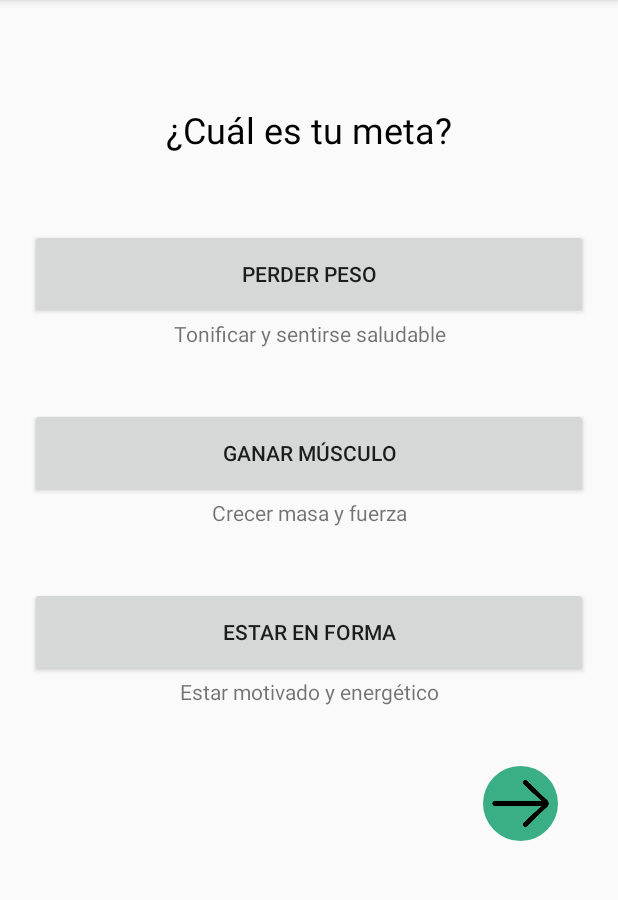
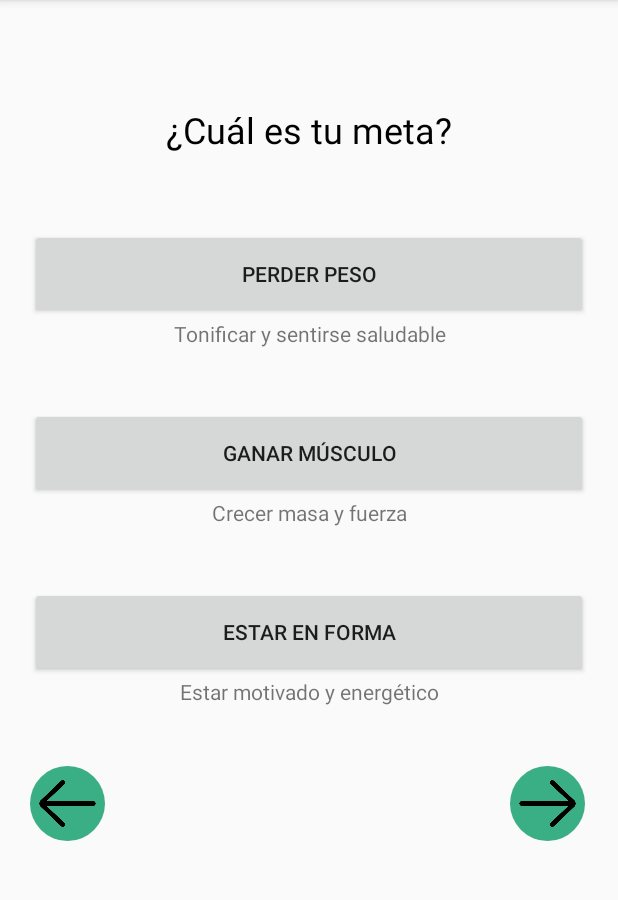
Before and after one commit to diegommtz/MyHomeWorkout, an Android app: the Objetivo screen opened directly, with no data from a screen before it, on a phone screen of 412 x 824 dp, the part 84-984 px from its top. Run offline under Robolectric (Android 15) with nearby library versions, the phone set to English and light mode, and no system bars.

Commit message:
Agregue estilos

```diff
--- a/app/src/main/java/mx/tec/myhomeworkout/MonitoreaProceso.kt
+++ b/app/src/main/java/mx/tec/myhomeworkout/MonitoreaProceso.kt
@@ -6,6 +6,6 @@ import android.os.Bundle
 class MonitoreaProceso : AppCompatActivity() {
     override fun onCreate(savedInstanceState: Bundle?) {
         super.onCreate(savedInstanceState)
-        setContentView(R.layout.activity_monitorea_proceso_fotos)
+        setContentView(R.layout.activity_monitorea_progreso_fotos)
     }
 }
--- a/app/src/main/res/layout/activity_objetivo.xml
+++ b/app/src/main/res/layout/activity_objetivo.xml
@@ -62,15 +62,29 @@
         android:gravity="center"
         android:text="@string/motivado" />
 
+    <LinearLayout
+        android:layout_width="match_parent"
+        android:layout_height="wrap_content"
+        android:orientation="horizontal">
+
         <ImageButton
             android:id="@+id/btnNext"
             android:layout_width="50dp"
             android:layout_height="50dp"
             android:layout_gravity="bottom|end"
-        android:layout_marginRight="20dp"
-        android:layout_marginBottom="20dp"
+            android:background="@drawable/circular_btn"
+            android:scaleType="centerInside"
+            android:src="@drawable/flecha_izquierda" />
+
+        <ImageButton
+            android:id="@+id/btnNext2"
+            android:layout_width="50dp"
+            android:layout_height="50dp"
+            android:layout_gravity="bottom|end"
+            android:layout_marginLeft="270dp"
             android:background="@drawable/circular_btn"
             android:scaleType="centerInside"
             android:src="@drawable/flecha_derecha" />
+    </LinearLayout>
 
 </LinearLayout>
--- a/app/src/main/res/layout/proceso.xml
+++ b/app/src/main/res/layout/fotos.xml
@@ -11,6 +11,7 @@
         android:id="@+id/textView16"
         android:layout_width="match_parent"
         android:layout_height="wrap_content"
+        android:background="#FFFFFF"
         android:text="Fecha" />
 
     <LinearLayout
--- a/app/src/main/res/values/strings.xml
+++ b/app/src/main/res/values/strings.xml
@@ -46,6 +46,8 @@
     <string name="Inicio">Inicio</string>
     <string name="Fin">Fin</string>
     <string name="peso">Peso: </string>
+    <string name="graficas">Gráficas</string>
+    <string name="fotos">Fotos</string>
     <string name="monitorea">Monitorea tu progreso</string>
     <string name="selecciona">Selecciona un intervalo de tiempo para visualizar tu información.</string>
 
```
Also changed, not shown: app/src/main/res/layout/activity_horario.xml (+14 -0 lines), app/src/main/res/layout/activity_monitorea_progreso_fotos.xml (renamed from app/src/main/res/layout/activity_monitorea_proceso_fotos.xml, +23 -0 lines), app/src/main/res/layout/activity_monitorea_progreso_graficas.xml (+23 -0 lines). Lines whose indentation alone changed are shown as unchanged.
